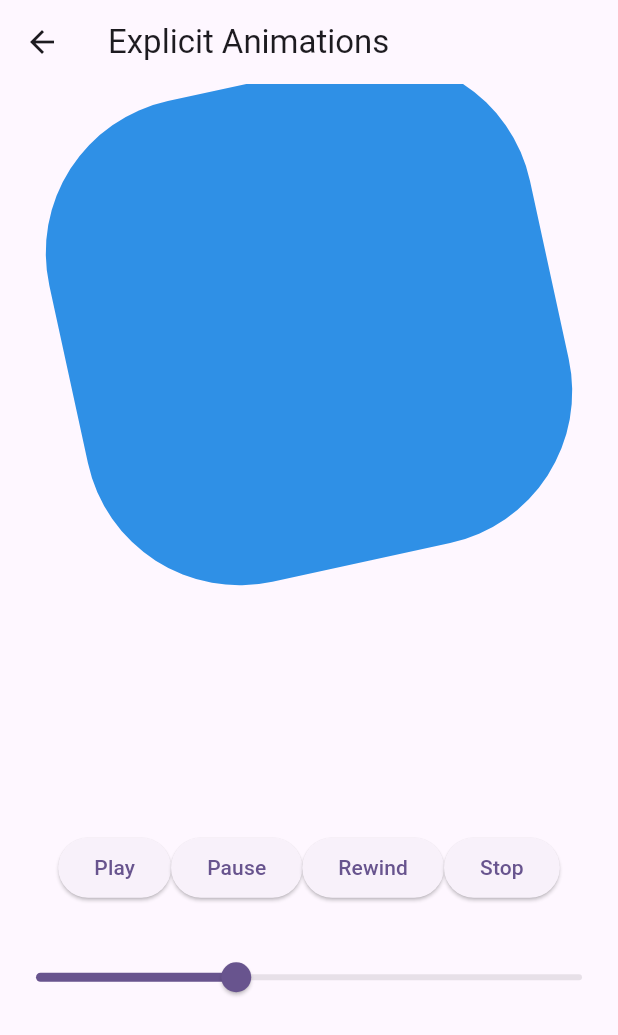
After one commit to blake-lim/flutter_animations, a Flutter app: the ExplicitAnimationScreen screen opened directly, after a tap on "Start", on a phone screen of 412 x 824 dp. The commit adds this screen. Shown: the top 1035 px of the screen. Run offline on Flutter 3.47's test engine with Material 3 defaults, Android fonts, the phone set to English and light mode, and no system bars.

Commit message:
ENH : 명시적 애니메이션 예제 추가ㅣ

```diff
--- /dev/null
+++ b/lib/views/explicit_animations_screen.dart
@@ -0,0 +1,131 @@
+import 'package:flutter/material.dart';
+
+class ExplicitAnimationScreen extends StatefulWidget {
+  const ExplicitAnimationScreen({super.key});
+
+  @override
+  State<ExplicitAnimationScreen> createState() =>
+      _ExplicitAnimationScreenState();
+}
+
+class _ExplicitAnimationScreenState extends State<ExplicitAnimationScreen>
+    with SingleTickerProviderStateMixin {
+  late final AnimationController _animationController = AnimationController(
+    vsync: this,
+    duration: const Duration(seconds: 3),
+  )..addListener(() => _updateAnimationValue());
+
+  late final Animation<Decoration> _animation = _buildDecorationAnimation();
+  late final Animation<double> _rotation = _buildRotationAnimation();
+  late final Animation<double> _scale = _buildScaleAnimation();
+  late final Animation<Offset> _offset = _buildOffsetAnimation();
+  late final CurvedAnimation _curve =
+      CurvedAnimation(parent: _animationController, curve: Curves.elasticOut);
+
+  bool _looping = false;
+
+  final ValueNotifier<double> _value = ValueNotifier(0.0);
+
+  @override
+  void dispose() {
+    _animationController.dispose();
+    super.dispose();
+  }
+
+  void _updateAnimationValue() {
+    _value.value = _animationController.value;
+  }
+
+  Animation<Decoration> _buildDecorationAnimation() {
+    return DecorationTween(
+      begin: BoxDecoration(
+          color: Colors.red, borderRadius: BorderRadius.circular(20)),
+      end: BoxDecoration(
+          color: Colors.blue, borderRadius: BorderRadius.circular(100)),
+    ).animate(_curve);
+  }
+
+  Animation<double> _buildRotationAnimation() =>
+      Tween<double>(begin: 0, end: 0.5).animate(_curve);
+  Animation<double> _buildScaleAnimation() =>
+      Tween<double>(begin: 1, end: 1.1).animate(_curve);
+  Animation<Offset> _buildOffsetAnimation() =>
+      Tween<Offset>(begin: Offset.zero, end: const Offset(0, -0.5))
+          .animate(_curve);
+
+  void _toggleLooping() {
+    setState(() {
+      _looping = !_looping;
+      _looping
+          ? _animationController.repeat(reverse: true)
+          : _animationController.stop();
+    });
+  }
+
+  void _onSliderChanged(double value) {
+    _value.value = value;
+    _animationController.value = value;
+  }
+
+  Widget _buildAnimationControls() {
+    return Row(
+      mainAxisAlignment: MainAxisAlignment.center,
+      children: [
+        ElevatedButton(
+            onPressed: _animationController.forward, child: const Text('Play')),
+        ElevatedButton(
+            onPressed: _animationController.stop, child: const Text('Pause')),
+        ElevatedButton(
+            onPressed: _animationController.reverse,
+            child: const Text('Rewind')),
+        ElevatedButton(
+            onPressed: _toggleLooping,
+            child: Text(_looping ? 'Stop' : 'Start')),
+      ],
+    );
+  }
+
+  Widget _buildSlider() {
+    return ValueListenableBuilder<double>(
+      valueListenable: _value,
+      builder: (context, value, _) {
+        return Slider(value: value, onChanged: _onSliderChanged);
+      },
+    );
+  }
+
+  @override
+  Widget build(BuildContext context) {
+    return Scaffold(
+      appBar: AppBar(title: const Text('Explicit Animations')),
+      body: Center(
+        child: Column(
+          mainAxisAlignment: MainAxisAlignment.center,
+          children: [
+            _buildAnimatedWidget(),
+            const SizedBox(height: 50),
+            _buildAnimationControls(),
+            const SizedBox(height: 25),
+            _buildSlider(),
+          ],
+        ),
+      ),
+    );
+  }
+
+  Widget _buildAnimatedWidget() {
+    return SlideTransition(
+      position: _offset,
+      child: ScaleTransition(
+        scale: _scale,
+        child: RotationTransition(
+          turns: _rotation,
+          child: DecoratedBoxTransition(
+            decoration: _animation,
+            child: const SizedBox(width: 300, height: 300),
+          ),
+        ),
+      ),
+    );
+  }
+}
--- a/lib/views/implicit_animations_screen.dart
+++ b/lib/views/implicit_animations_screen.dart
@@ -29,8 +29,8 @@ class _ImplicitAnimationScreenState extends State<ImplicitAnimationScreen> {
           children: [
             const ColorChangingImage(),
             const SizedBox(height: 50),
-            // RotatingContainer(size: size, visible: _visible),
-            // const SizedBox(height: 50),
+            RotatingContainer(size: size, visible: _visible),
+            const SizedBox(height: 50),
             GoButton(onPressed: _toggleVisibility),
           ],
         ),
--- a/lib/views/menu_screen.dart
+++ b/lib/views/menu_screen.dart
@@ -1,4 +1,5 @@
 import 'package:flutter/material.dart';
+import 'package:flutter_animations/views/explicit_animations_screen.dart';
 import 'package:flutter_animations/views/implicit_animations_screen.dart';
 
 class MenuScreen extends StatelessWidget {
@@ -26,7 +27,13 @@ class MenuScreen extends StatelessWidget {
                 onPressed: () {
                   _goToPage(context, const ImplicitAnimationScreen());
                 },
-                child: const Text('Animated Container'),
+                child: const Text('Implicit Animation'),
+              ),
+              ElevatedButton(
+                onPressed: () {
+                  _goToPage(context, const ExplicitAnimationScreen());
+                },
+                child: const Text('Explicit Animation'),
               ),
             ],
           ),
```
